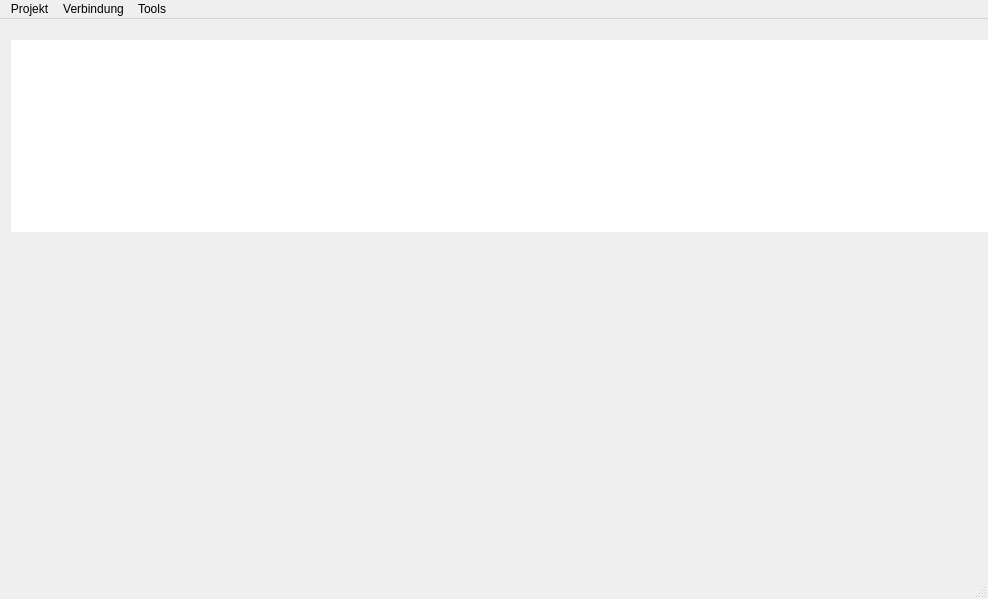
Old version of the form app/src/mainwindow.ui in the repository Arial7/AControl.
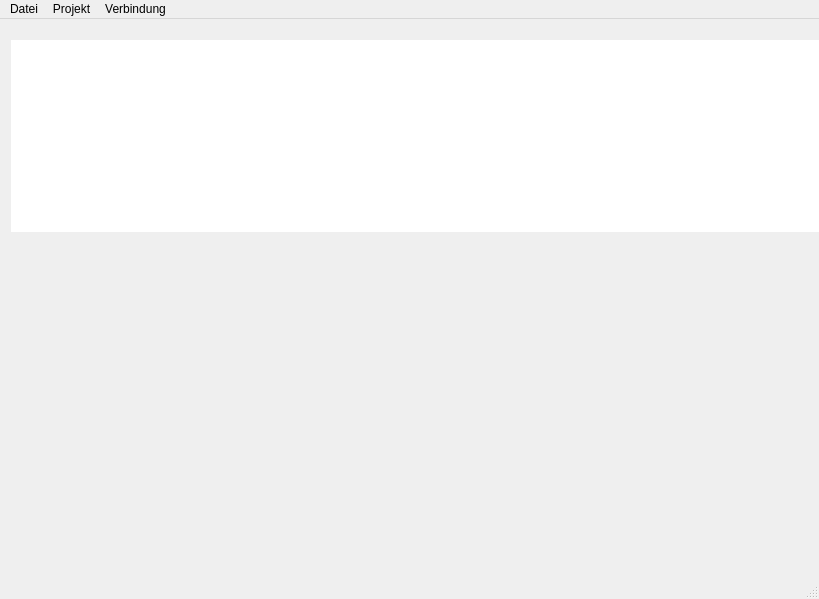
New version of the form.

Commit message: changed UI compilation dir, worked on the ui

```diff
--- a/app/src/mainwindow.ui
+++ b/app/src/mainwindow.ui
@@ -6,7 +6,7 @@
    <rect>
     <x>0</x>
     <y>0</y>
-    <width>988</width>
+    <width>819</width>
     <height>599</height>
    </rect>
   </property>
@@ -93,7 +93,7 @@
     <rect>
      <x>0</x>
      <y>0</y>
-     <width>988</width>
+     <width>819</width>
      <height>19</height>
     </rect>
    </property>
@@ -129,17 +129,17 @@
     <addaction name="separator"/>
     <addaction name="actionSearchPorts"/>
    </widget>
-   <widget class="QMenu" name="menuTools">
+   <widget class="QMenu" name="menuFile">
     <property name="title">
-     <string>Tools</string>
+     <string>Datei</string>
     </property>
     <addaction name="actionSettings"/>
     <addaction name="separator"/>
     <addaction name="actionQuit"/>
    </widget>
+   <addaction name="menuFile"/>
    <addaction name="menuProject"/>
    <addaction name="menuConnection"/>
-   <addaction name="menuTools"/>
   </widget>
   <widget class="QStatusBar" name="statusBar"/>
   <action name="actionOpenProject">
```
Left out of the diff: 4 changed lines with no effect on the pictures. Lines whose indentation alone changed are shown as unchanged. The commit also changes 6 other files.
